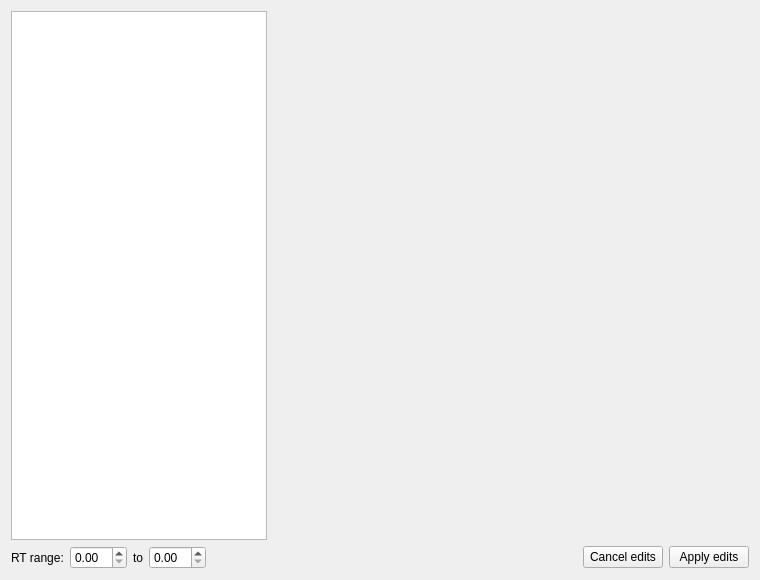
ElucidataInc/ElMaven, file src/gui/mzroll/forms/peakeditor.ui: the form before one commit.
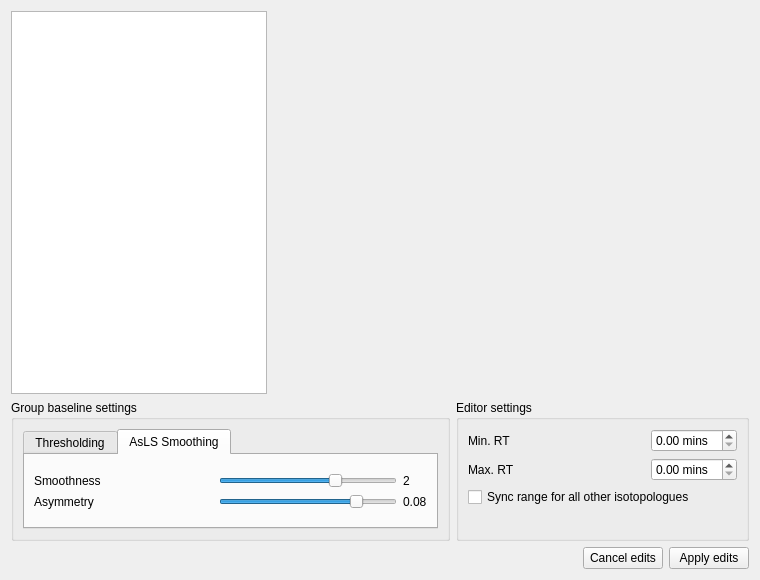
The form after the commit. The open tabs and pages were chosen to show the change.

Commit message: [Ftr] Edit additional settings in peak-editor

What changed in the file:
```diff
--- a/src/gui/mzroll/forms/peakeditor.ui
+++ b/src/gui/mzroll/forms/peakeditor.ui
@@ -16,7 +16,7 @@
   <property name="modal">
    <bool>true</bool>
   </property>
-  <layout class="QVBoxLayout" name="verticalLayout_2" stretch="1,0">
+  <layout class="QVBoxLayout" name="verticalLayout_2" stretch="1,0,0">
    <item>
     <layout class="QHBoxLayout" name="horizontalLayout_3" stretch="0,1">
      <item>
@@ -36,33 +36,265 @@
      </item>
     </layout>
    </item>
+   <item>
+    <layout class="QHBoxLayout" name="horizontalLayout" stretch="3,2">
+     <item>
+      <widget class="QGroupBox" name="baselineSettings">
+       <property name="title">
+        <string>Group baseline settings</string>
+       </property>
+       <layout class="QGridLayout" name="gridLayout">
+        <item row="0" column="0">
+         <widget class="QTabWidget" name="baselineTabWidget">
+          <property name="currentIndex">
+           <number>0</number>
+          </property>
+          <widget class="QWidget" name="tab_3">
+           <attribute name="title">
+            <string>Thresholding</string>
+           </attribute>
+           <layout class="QGridLayout" name="gridLayout_2">
+            <item row="0" column="0">
+             <layout class="QGridLayout" name="gridLayout_3">
+              <item row="0" column="0">
+               <widget class="QLabel" name="label_3">
+                <property name="sizePolicy">
+                 <sizepolicy hsizetype="Expanding" vsizetype="Preferred">
+                  <horstretch>0</horstretch>
+                  <verstretch>0</verstretch>
+                 </sizepolicy>
+                </property>
+                <property name="text">
+                 <string>Drop top [X] percent intensities</string>
+                </property>
+               </widget>
+              </item>
+              <item row="0" column="1">
+               <widget class="QSpinBox" name="dropTopSpinBox">
+                <property name="suffix">
+                 <string> %</string>
+                </property>
+                <property name="value">
+                 <number>80</number>
+                </property>
+               </widget>
+              </item>
+              <item row="1" column="0">
+               <widget class="QLabel" name="label_4">
+                <property name="sizePolicy">
+                 <sizepolicy hsizetype="Expanding" vsizetype="Preferred">
+                  <horstretch>0</horstretch>
+                  <verstretch>0</verstretch>
+                 </sizepolicy>
+                </property>
+                <property name="text">
+                 <string>Baseline smoothing</string>
+                </property>
+               </widget>
+              </item>
+              <item row="1" column="1">
+               <widget class="QSpinBox" name="smoothingSpinBox">
+                <property name="suffix">
+                 <string> scans</string>
+                </property>
+                <property name="value">
+                 <number>5</number>
+                </property>
+               </widget>
+              </item>
+             </layout>
+            </item>
+           </layout>
+          </widget>
+          <widget class="QWidget" name="tab_4">
+           <attribute name="title">
+            <string>AsLS Smoothing</string>
+           </attribute>
+           <layout class="QGridLayout" name="gridLayout_5">
+            <item row="0" column="0">
+             <layout class="QGridLayout" name="gridLayout_4">
+              <item row="0" column="0">
+               <widget class="QLabel" name="label_5">
+                <property name="sizePolicy">
+                 <sizepolicy hsizetype="Expanding" vsizetype="Preferred">
+                  <horstretch>0</horstretch>
+                  <verstretch>0</verstretch>
+                 </sizepolicy>
+                </property>
+                <property name="text">
+                 <string>Smoothness</string>
+                </property>
+               </widget>
+              </item>
+              <item row="1" column="1">
+               <widget class="QSlider" name="asymmetrySlider">
+                <property name="minimum">
+                 <number>0</number>
+                </property>
+                <property name="maximum">
+                 <number>10</number>
+                </property>
+                <property name="pageStep">
+                 <number>1</number>
+                </property>
+                <property name="value">
+                 <number>8</number>
+                </property>
+                <property name="orientation">
+                 <enum>Qt::Horizontal</enum>
+                </property>
+               </widget>
+              </item>
+              <item row="1" column="0">
+               <widget class="QLabel" name="label_6">
+                <property name="sizePolicy">
+                 <sizepolicy hsizetype="Expanding" vsizetype="Preferred">
+                  <horstretch>0</horstretch>
+                  <verstretch>0</verstretch>
+                 </sizepolicy>
+                </property>
+                <property name="text">
+                 <string>Asymmetry</string>
+                </property>
+               </widget>
+              </item>
+              <item row="1" column="2">
+               <widget class="QLabel" name="asymmetryLabel">
+                <property name="sizePolicy">
+                 <sizepolicy hsizetype="Maximum" vsizetype="Preferred">
+                  <horstretch>0</horstretch>
+                  <verstretch>0</verstretch>
+                 </sizepolicy>
+                </property>
+                <property name="text">
+                 <string>0.08</string>
+                </property>
+               </widget>
+              </item>
+              <item row="0" column="2">
+               <widget class="QLabel" name="smoothnessLabel">
+                <property name="sizePolicy">
+                 <sizepolicy hsizetype="Maximum" vsizetype="Preferred">
+                  <horstretch>0</horstretch>
+                  <verstretch>0</verstretch>
+                 </sizepolicy>
+                </property>
+                <property name="text">
+                 <string>2</string>
+                </property>
+               </widget>
+              </item>
+              <item row="0" column="1">
+               <widget class="QSlider" name="smoothnessSlider">
+                <property name="maximum">
+                 <number>3</number>
+                </property>
+                <property name="pageStep">
+                 <number>1</number>
+                </property>
+                <property name="value">
+                 <number>2</number>
+                </property>
+                <property name="orientation">
+                 <enum>Qt::Horizontal</enum>
+                </property>
+               </widget>
+              </item>
+             </layout>
+            </item>
+           </layout>
+          </widget>
+         </widget>
+        </item>
+       </layout>
+      </widget>
+     </item>
+     <item>
+      <widget class="QGroupBox" name="editorSettings">
+       <property name="title">
+        <string>Editor settings</string>
+       </property>
+       <layout class="QGridLayout" name="gridLayout_7">
+        <item row="1" column="1">
+         <widget class="QDoubleSpinBox" name="rtMaxSpinBox">
+          <property name="sizePolicy">
+           <sizepolicy hsizetype="Maximum" vsizetype="Fixed">
+            <horstretch>0</horstretch>
+            <verstretch>0</verstretch>
+           </sizepolicy>
+          </property>
+          <property name="suffix">
+           <string> mins</string>
+          </property>
+          <property name="singleStep">
+           <double>0.500000000000000</double>
+          </property>
+         </widget>
+        </item>
+        <item row="2" column="0" colspan="2">
+         <widget class="QCheckBox" name="syncRtCheckBox">
+          <property name="toolTip">
+           <string>If checked, any changes to peak retention times will also be applied to the respective peaks of isotopologues of this metabolite.</string>
+          </property>
+          <property name="text">
+           <string>Sync range for all other isotopologues</string>
+          </property>
+         </widget>
+        </item>
+        <item row="0" column="1">
+         <widget class="QDoubleSpinBox" name="rtMinSpinBox">
+          <property name="sizePolicy">
+           <sizepolicy hsizetype="Maximum" vsizetype="Fixed">
+            <horstretch>0</horstretch>
+            <verstretch>0</verstretch>
+           </sizepolicy>
+          </property>
+          <property name="suffix">
+           <string> mins</string>
+          </property>
+          <property name="singleStep">
+           <double>0.500000000000000</double>
+          </property>
+         </widget>
+        </item>
+        <item row="0" column="0">
+         <widget class="QLabel" name="label_9">
+          <property name="text">
+           <string>Min. RT</string>
+          </property>
+         </widget>
+        </item>
+        <item row="3" column="0" colspan="2">
+         <spacer name="verticalSpacer">
+          <property name="orientation">
+           <enum>Qt::Vertical</enum>
+          </property>
+          <property name="sizeHint" stdset="0">
+           <size>
+            <width>20</width>
+            <height>10</height>
+           </size>
+          </property>
+         </spacer>
+        </item>
+        <item row="1" column="0">
+         <widget class="QLabel" name="label_10">
+          <property name="text">
+           <string>Max. RT</string>
+          </property>
+         </widget>
+        </item>
+       </layout>
+      </widget>
+     </item>
+    </layout>
+   </item>
    <item>
     <layout class="QHBoxLayout" name="horizontalLayout_4">
      <item>
       <widget class="QLabel" name="label">
        <property name="text">
-        <string>RT range:</string>
-       </property>
-      </widget>
-     </item>
-     <item>
-      <widget class="QDoubleSpinBox" name="rtMinSpinBox">
-       <property name="singleStep">
-        <double>0.500000000000000</double>
-       </property>
-      </widget>
-     </item>
-     <item>
-      <widget class="QLabel" name="label_2">
-       <property name="text">
-        <string>to</string>
-       </property>
-      </widget>
-     </item>
-     <item>
-      <widget class="QDoubleSpinBox" name="rtMaxSpinBox">
-       <property name="singleStep">
-        <double>0.500000000000000</double>
+        <string/>
        </property>
       </widget>
      </item>
```
Left out of the diff: 2 changed lines with no effect on the pictures. The commit also changes 5 other files.
